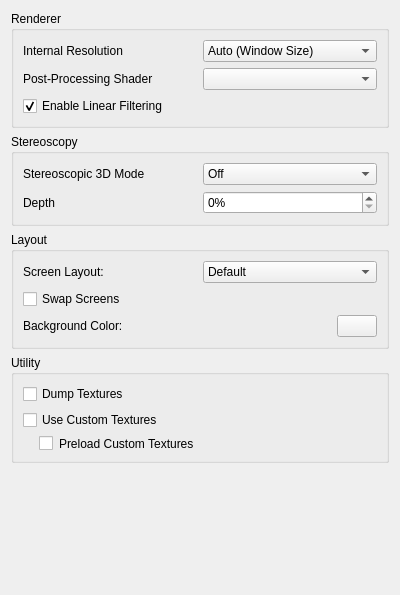
Before: the Qt Designer form src/citra_qt/configuration/configure_enhancements.ui in tbsp/citra-valentin, drawn with Qt 5.
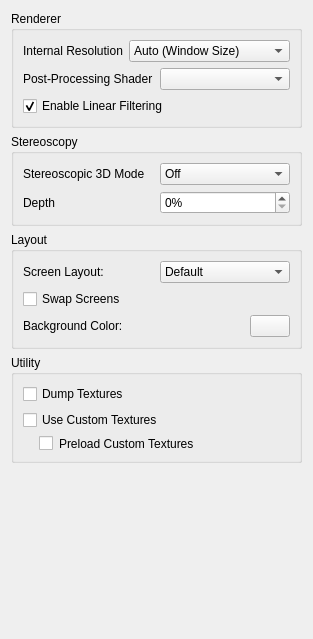
After: the same form once the commit is applied.

What changed in the file:
```diff
--- a/src/citra_qt/configuration/configure_enhancements.ui
+++ b/src/citra_qt/configuration/configure_enhancements.ui
@@ -2,14 +2,6 @@
 <ui version="4.0">
  <class>ConfigureEnhancements</class>
  <widget class="QWidget" name="ConfigureEnhancements">
-  <property name="geometry">
-   <rect>
-    <x>0</x>
-    <y>0</y>
-    <width>400</width>
-    <height>595</height>
-   </rect>
-  </property>
   <property name="minimumSize">
    <size>
     <width>0</width>
```
